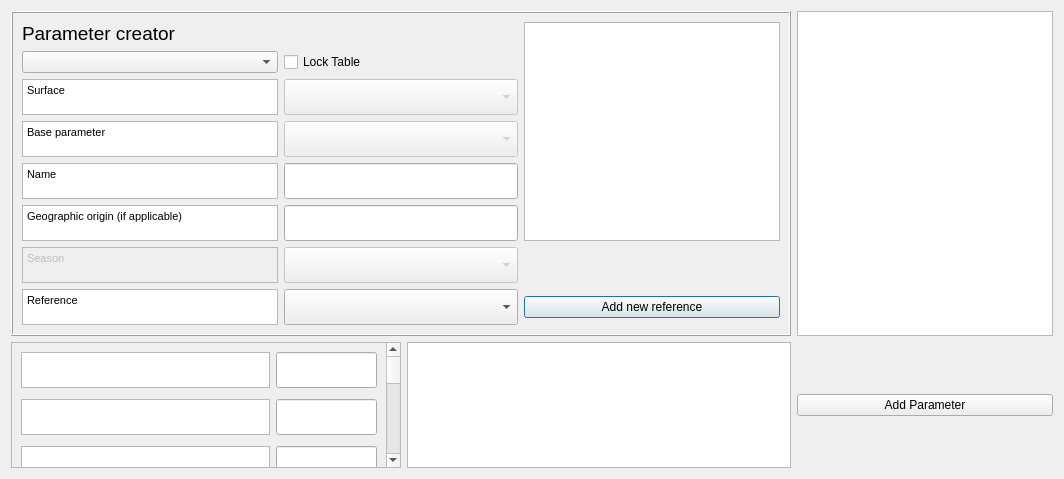
Old version of the form tabs/parameter_creator_tab.ui in the repository gusbacos/suews_database_manager.
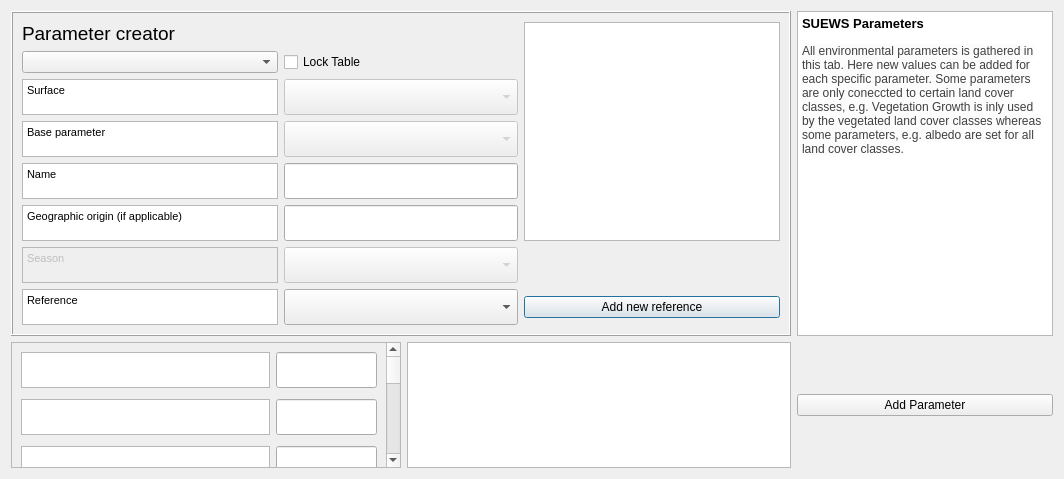
New version of the form. Custom widgets are drawn as their Qt base class.

```diff
--- a/tabs/parameter_creator_tab.ui
+++ b/tabs/parameter_creator_tab.ui
@@ -467,6 +467,15 @@
        <height>16777215</height>
       </size>
      </property>
+     <property name="html">
+      <string>&lt;!DOCTYPE HTML PUBLIC &quot;-//W3C//DTD HTML 4.0//EN&quot; &quot;http://www.w3.org/TR/REC-html40/strict.dtd&quot;&gt;
+&lt;html&gt;&lt;head&gt;&lt;meta name=&quot;qrichtext&quot; content=&quot;1&quot; /&gt;&lt;style type=&quot;text/css&quot;&gt;
+p, li { white-space: pre-wrap; }
+&lt;/style&gt;&lt;/head&gt;&lt;body style=&quot; font-family:'MS Shell Dlg 2'; font-size:7.8pt; font-weight:400; font-style:normal;&quot;&gt;
+&lt;p style=&quot; margin-top:0px; margin-bottom:0px; margin-left:0px; margin-right:0px; -qt-block-indent:0; text-indent:0px;&quot;&gt;&lt;span style=&quot; font-size:10pt; font-weight:600;&quot;&gt;SUEWS Parameters&lt;/span&gt;&lt;/p&gt;
+&lt;p style=&quot;-qt-paragraph-type:empty; margin-top:0px; margin-bottom:0px; margin-left:0px; margin-right:0px; -qt-block-indent:0; text-indent:0px;&quot;&gt;&lt;br /&gt;&lt;/p&gt;
+&lt;p style=&quot; margin-top:0px; margin-bottom:0px; margin-left:0px; margin-right:0px; -qt-block-indent:0; text-indent:0px;&quot;&gt;&lt;span style=&quot; font-family:'Lato','proxima-nova','Helvetica Neue','Arial','sans-serif'; font-size:9pt; color:#404040; background-color:#fcfcfc;&quot;&gt;All environmental parameters is gathered in this tab. Here new values can be added for each specific parameter. Some parameters are only coneccted to certain land cover classes, e.g. Vegetation Growth is inly used by the vegetated land cover classes whereas some parameters, e.g. albedo are set for all land cover classes.&lt;/span&gt;&lt;/p&gt;&lt;/body&gt;&lt;/html&gt;</string>
+     </property>
     </widget>
    </item>
    <item row="1" column="0">
```
Left out of the diff: 48 changed lines with no effect on the pictures.
